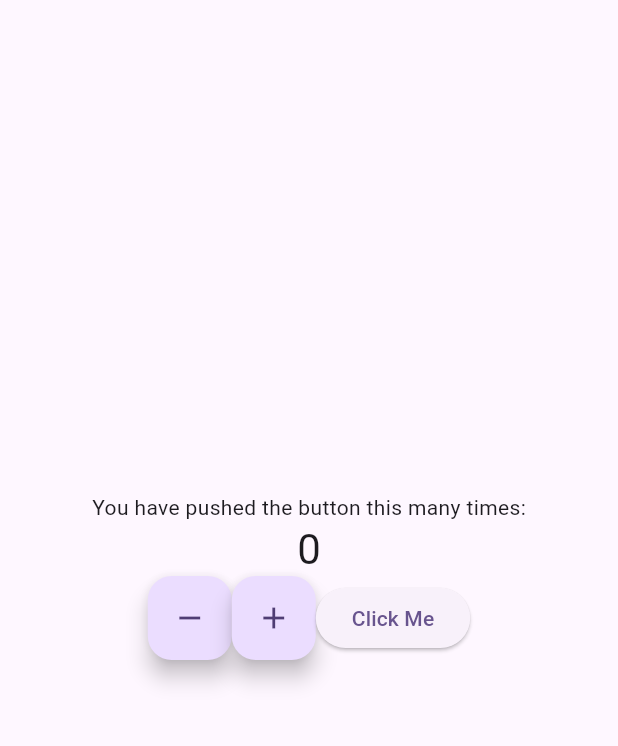
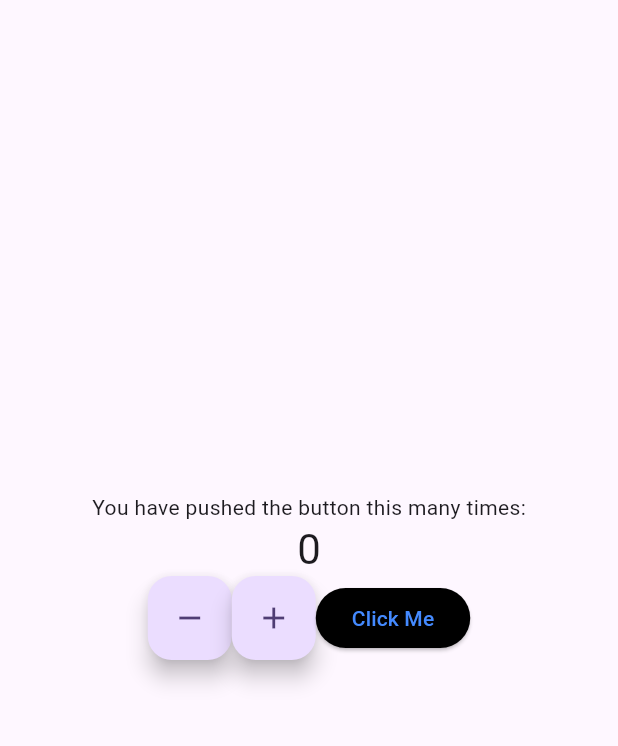
Before and after one commit to amankrbes3/first_app, a Flutter app: the screen it shows after launch, on a phone screen of 412 x 824 dp, the part 84-830 px from its top. Run offline on Flutter 3.47's test engine with Material 2 defaults, Android fonts, the phone set to English and light mode, and no system bars.

```diff
--- a/lib/my_custom_container.dart
+++ b/lib/my_custom_container.dart
@@ -9,6 +9,10 @@ class MyCustomGradient extends StatelessWidget{
    return Center(
      child: ElevatedButton(
        onPressed: () {  },
+       style:ElevatedButton.styleFrom(
+         foregroundColor: Colors.blueAccent,
+         backgroundColor: Colors.black,
+       ),
        child: const Text("Click Me"),
      ),
    );
```
